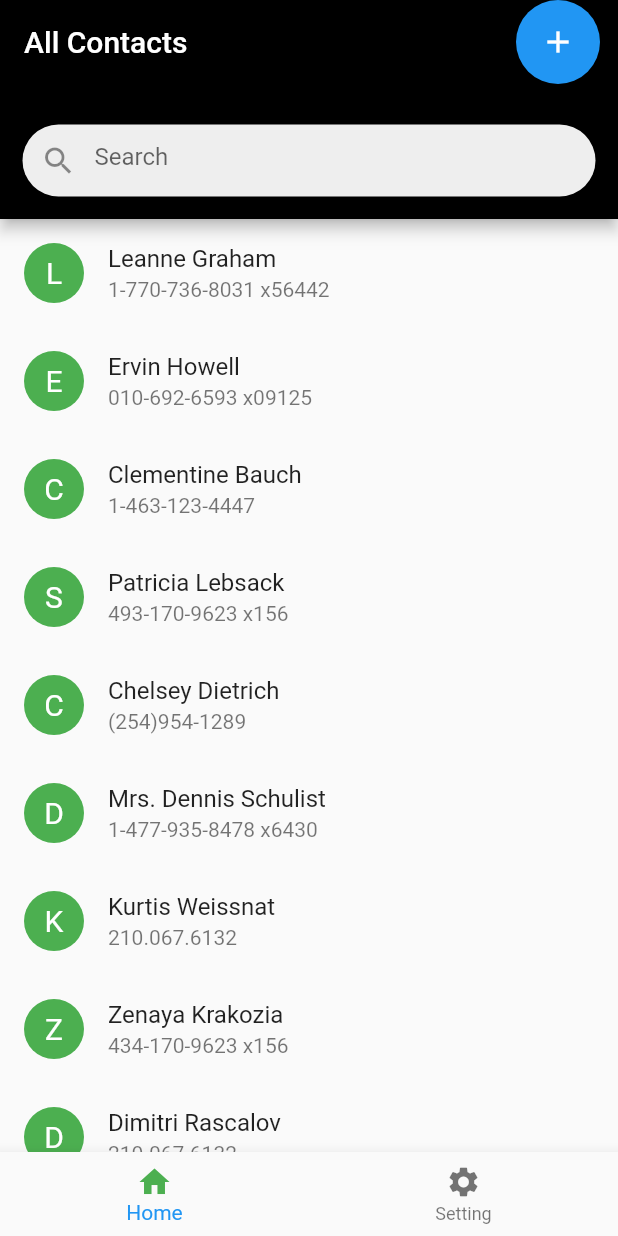
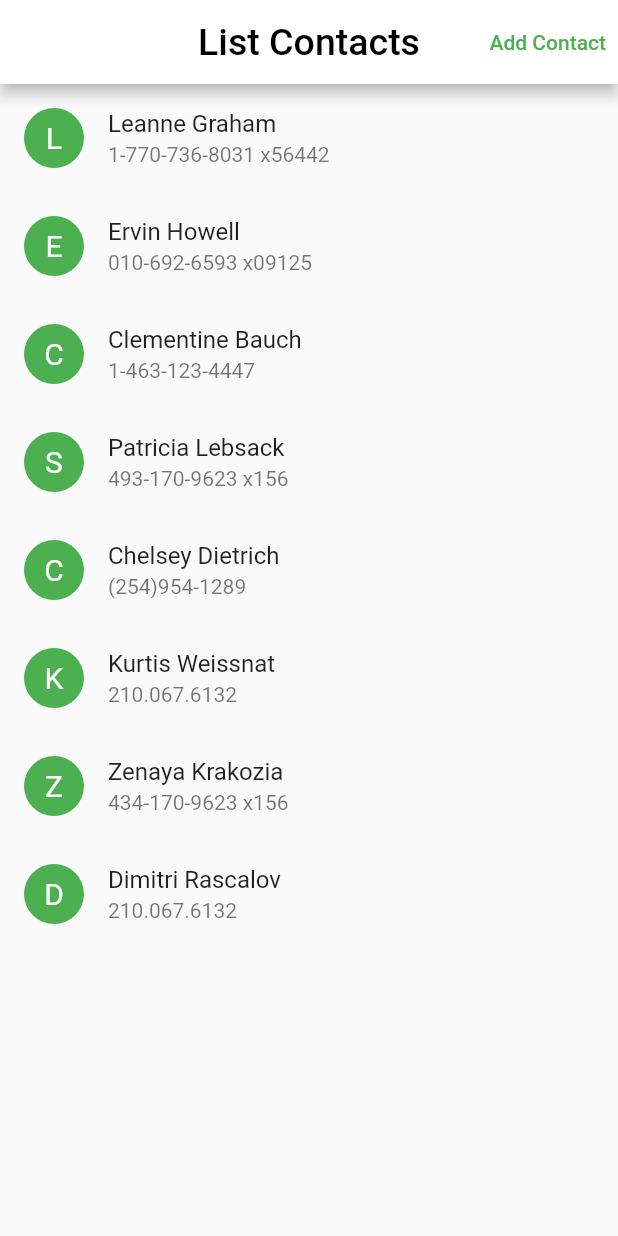
Before and after one commit to xhanalexander/AlterraAssignment, a Flutter app: the HomeContact screen opened directly, on a phone screen of 412 x 824 dp. Run offline on Flutter 3.47's test engine with Material 2 defaults, Android fonts, the light colour scheme and no system bars; missing offline and left inert: flutter_initicon.

Commit message:
minor fix

```diff
--- a/15_Flutter Form (Form Input Button) and Advance Form/contactsapp/lib/form/homepage.dart
+++ b/15_Flutter Form (Form Input Button) and Advance Form/contactsapp/lib/form/homepage.dart
@@ -9,35 +9,24 @@ class HomeContact extends StatelessWidget {
     {"avatar": "C", "name": "Clementine Bauch", "phone": "1-463-123-4447"},
     {"avatar": "S", "name": "Patricia Lebsack", "phone": "493-170-9623 x156"},
     {"avatar": "C", "name": "Chelsey Dietrich", "phone": "(254)954-1289"},
-  {"avatar": "D", "name": "Mrs. Dennis Schulist", "phone": "1-477-935-8478 x6430"},
     {"avatar": "K", "name": "Kurtis Weissnat", "phone": "210.067.6132"},
     {"avatar": "Z", "name": "Zenaya Krakozia", "phone": "434-170-9623 x156"},
     {"avatar": "D", "name": "Dimitri Rascalov", "phone": "210.067.6132"},
-  {"avatar": "A", "name": "Andrew Jackson", "phone": "1 202-918-2132"},
-  {"avatar": "L", "name": "Lenny MccGuffins", "phone": "+1 224-734-2066"},
-  {"avatar": "T", "name": "Terry Collins", "phone": "+376 574 684"},
-  {"avatar": "E", "name": "Edward Longshank", "phone": "+44 7147 820408"},
-  {"avatar": "R", "name": "Raymond Bulgari", "phone": "+7 940 460-31-55"},
-  {"avatar": "R", "name": "Ryan Reynolds", "phone": "+1 217-360-8036"},
-  {"avatar": "A", "name": "Alfred Gustavo", "phone": "+1 217-360-8036"},
   ];
 
   @override
   Widget build(BuildContext context) {
     return Scaffold(
-
       appBar: AppBar(
-        backgroundColor: Colors.black,
-        title: const Text('All Contacts'),
+          backgroundColor: Colors.white,
+          title: const Text('List Contacts', style: TextStyle(color: Colors.black, fontSize: 25)),
+          centerTitle: true,
           actions: [
-          ElevatedButton(
+            TextButton(
               onPressed: () {},
-            style: ElevatedButton.styleFrom(
-              shape: const CircleBorder(),
-            ),
-            child: IconButton(
-              onPressed: () {},
-              icon: const Icon(Icons.add),
+              child: const Text(
+                "Add Contact",
+                style: TextStyle(color: Colors.green),
               ),
             )
           ],
@@ -50,8 +39,8 @@ class HomeContact extends StatelessWidget {
             ),
           ),
         ), */
-        bottom: PreferredSize(
-          preferredSize: const Size.fromHeight(90),
+/*           bottom: PreferredSize(
+            preferredSize: const Size.fromHeight(50),
             child: Container(
               decoration: BoxDecoration(
                 color: Colors.grey[200],
@@ -66,9 +55,9 @@ class HomeContact extends StatelessWidget {
                 ),
               ),
             ),
-        )
+          ) */
         ),
-      bottomNavigationBar: BottomNavigationBar(
+/*       bottomNavigationBar: BottomNavigationBar(
         items: const <BottomNavigationBarItem>[
           BottomNavigationBarItem(
             icon: Icon(Icons.home, color: Colors.green),
@@ -79,7 +68,7 @@ class HomeContact extends StatelessWidget {
             label: 'Setting',
           ),
         ],
-      ),
+      ), */
       body: ListView.builder(
         itemCount: contactList.length,
         itemBuilder: (BuildContext context, int i) {
@@ -95,7 +84,8 @@ class HomeContact extends StatelessWidget {
             ),
             title: Text(contact["name"]!),
             subtitle: Text(contact["phone"]!),
-          );},
+          );
+        },
       ),
     );
   }
--- a/15_Flutter Form (Form Input Button) and Advance Form/contactsapp/lib/main.dart
+++ b/15_Flutter Form (Form Input Button) and Advance Form/contactsapp/lib/main.dart
@@ -1,3 +1,4 @@
+import 'package:contactsapp/form/content.dart';
 import 'package:contactsapp/form/homepage.dart';
 import 'package:flutter/material.dart';
 import 'form/contact.dart';
@@ -16,7 +17,7 @@ class MyApp extends StatelessWidget {
       theme: ThemeData(
         primarySwatch: Colors.blue,
       ),
-      home: HomeContact()
+      home: MyContact()
     );
   }
 }
```
Also changed, not shown: 15_Flutter Form (Form Input Button) and Advance Form/contactsapp/lib/form/contact.dart (+3 -4 lines), 15_Flutter Form (Form Input Button) and Advance Form/contactsapp/lib/form/content.dart (+10 -4 lines). Lines whose indentation alone changed are shown as unchanged.
